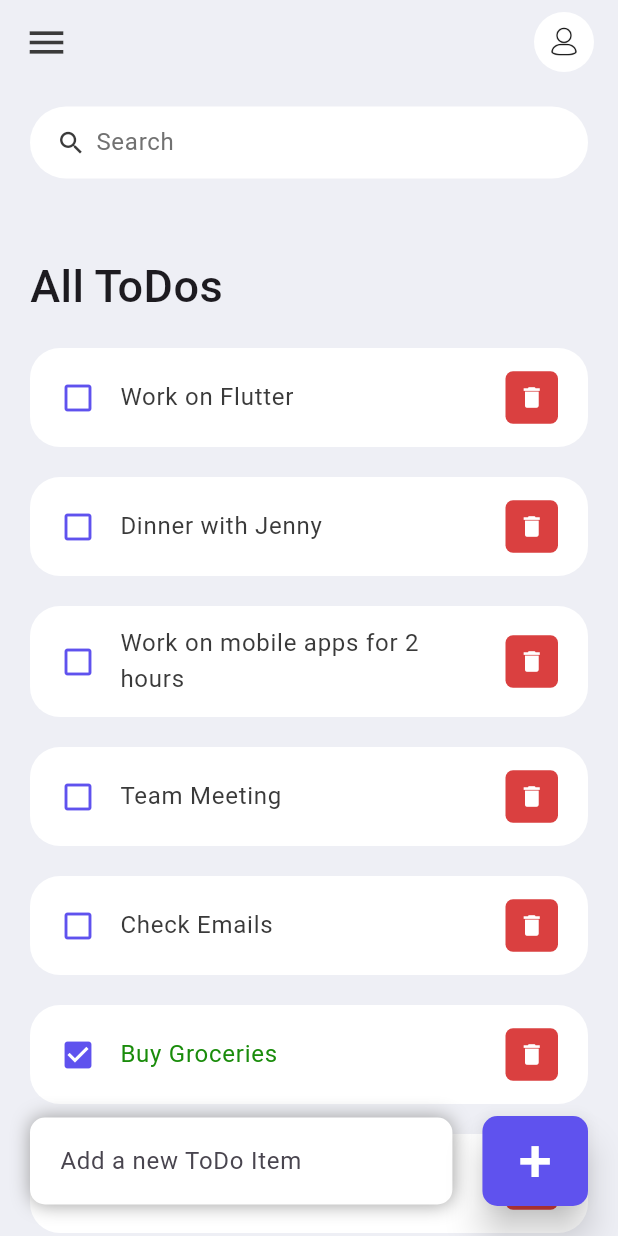
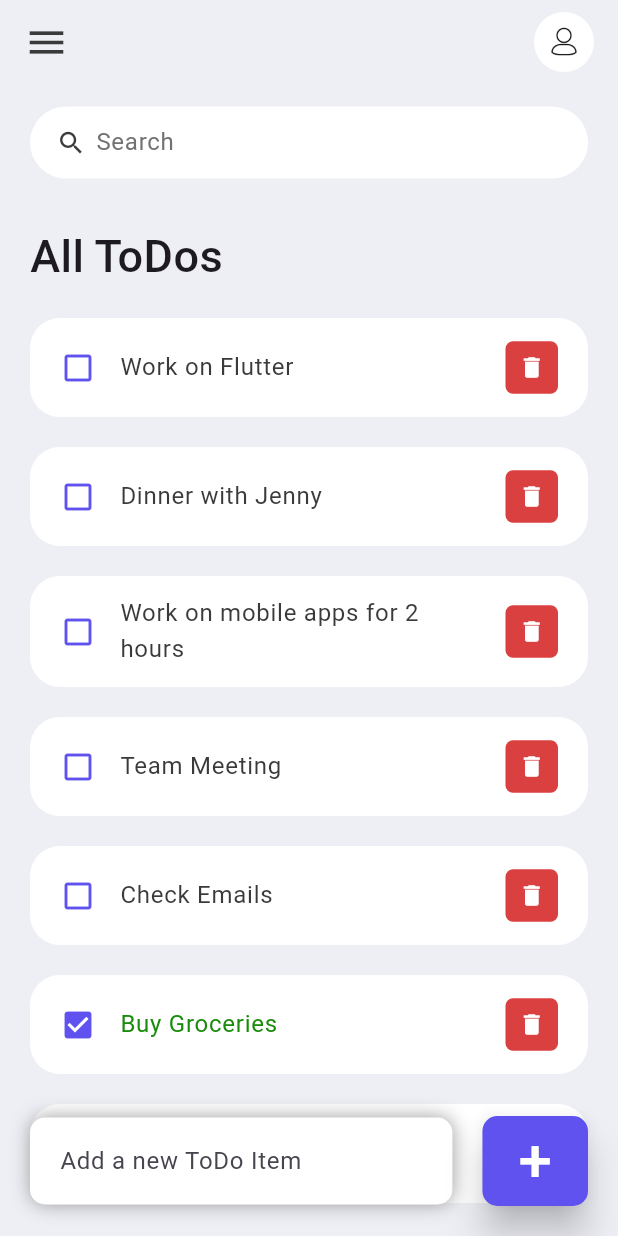
Before and after one commit to AkshayGojiya/todoapp, a Flutter app: the screen it shows after launch, on a phone screen of 412 x 824 dp. Run offline on Flutter 3.47's test engine with Material 3 defaults, Android fonts, the phone set to English and light mode, and no system bars.

Commit message:
final commit

```diff
--- a/lib/screens/home.dart
+++ b/lib/screens/home.dart
@@ -37,7 +37,7 @@ class _HomeState extends State<Home> {
                   child: ListView(
                     children: [
                       Container(
-                        margin: EdgeInsets.only(top: 50, bottom: 20),
+                        margin: EdgeInsets.only(top: 30, bottom: 20),
                         child: Text('All ToDos',style: TextStyle(fontSize: 30,fontWeight: FontWeight.w500),),
                       ),
 
```
